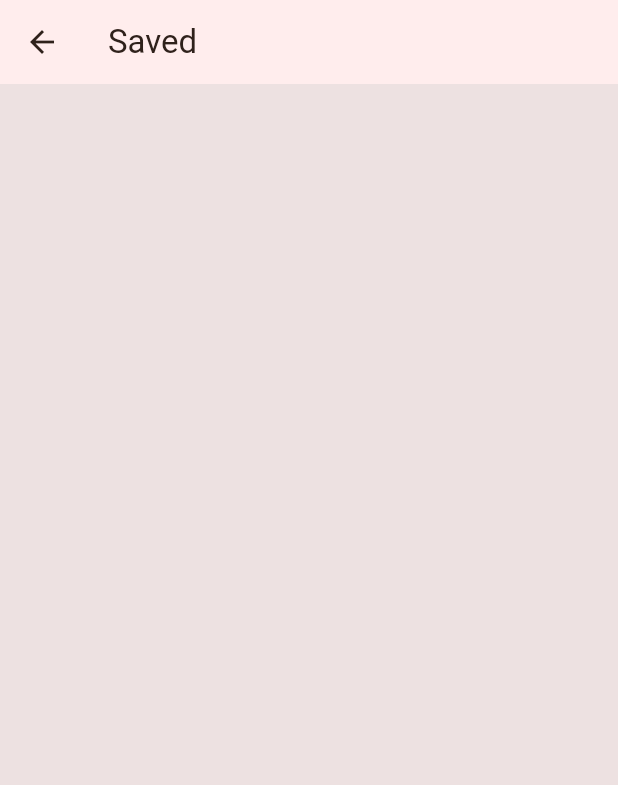
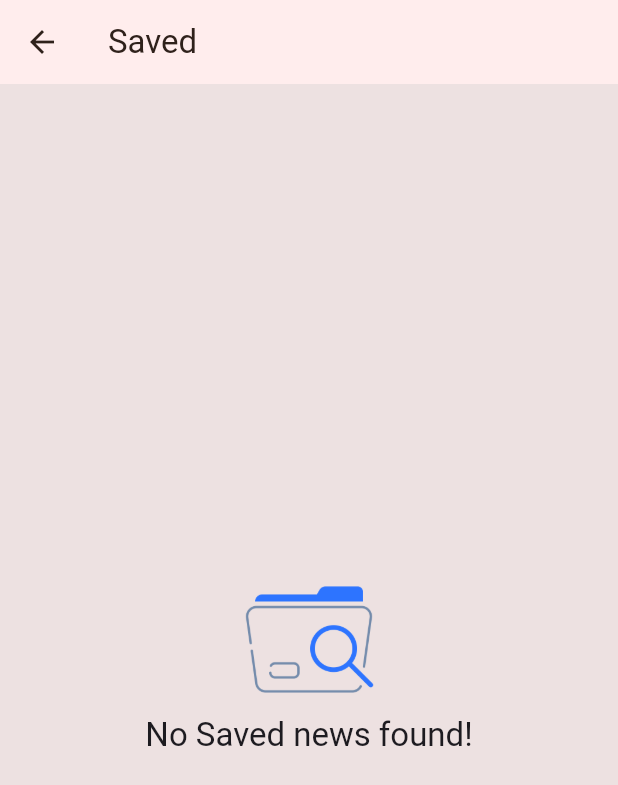
Before and after one commit to thisisprabhat/dailydose, a Flutter app: the FavouritesAndSavedPage screen opened directly, on a phone screen of 412 x 824 dp. Shown: the top 785 px of the screen. Run offline on Flutter 3.47's test engine with Material 2 defaults, Android fonts, the phone set to English and light mode, and no system bars; our stand-ins replace flutter_svg, flutter_zoom_drawer, shared_preferences; missing offline and left inert: flutter_share; accounts and stored records are empty; network calls fail.

Commit message:
Everything is working project completed

```diff
--- a/lib/main.dart
+++ b/lib/main.dart
@@ -1,3 +1,4 @@
+import 'package:dailydose/provider/saved_provider.dart';
 import 'package:flutter/material.dart';
 import 'package:dailydose/constants/themes.dart';
 import 'package:dailydose/provider/theme_provider.dart';
@@ -35,6 +36,7 @@ class _MyAppState extends State<MyApp> {
         ChangeNotifierProvider(create: (_) => ThemeProvider()),
         ChangeNotifierProvider(create: (_) => NewsProvider()),
         ChangeNotifierProvider(create: (_) => SearchProvider()),
+        ChangeNotifierProvider(create: (_) => SavedProvider()),
       ],
       builder: (context, child) {
         return MaterialApp(
--- a/lib/provider/saved_provider.dart
+++ b/lib/provider/saved_provider.dart
@@ -1,3 +1,44 @@
+import 'package:dailydose/models/daily_news.dart';
 import 'package:flutter/cupertino.dart';
+import '../repository/shared_pref_repo.dart';
 
-class SavedProvider extends ChangeNotifier {}
+class SavedProvider extends ChangeNotifier {
+  SavedProvider() {
+    SharedPrefRepo.getSaveForLaterNews().then((value) {
+      savedNews = value;
+    });
+    SharedPrefRepo.getFavouriteNews().then((value) {
+      favouriteNews = value;
+    });
+  }
+
+  //Saved news
+  List<DailyNewsArticles> savedNews = [];
+
+  set addToSaved(DailyNewsArticles news) {
+    savedNews.insert(0, news);
+    SharedPrefRepo.updateSaveForLaterNews(savedNews);
+    notifyListeners();
+  }
+
+  removeFromSaved(DailyNewsArticles news) {
+    savedNews.removeWhere((element) => element.url == news.url);
+    SharedPrefRepo.updateSaveForLaterNews(savedNews);
+    notifyListeners();
+  }
+
+  //Favourite news
+  List<DailyNewsArticles> favouriteNews = [];
+
+  set addToFavourite(DailyNewsArticles news) {
+    favouriteNews.insert(0, news);
+    SharedPrefRepo.updateFavouriteNews(favouriteNews);
+    notifyListeners();
+  }
+
+  removeFromFavourite(DailyNewsArticles news) {
+    favouriteNews.removeWhere((element) => element.url == news.url);
+    SharedPrefRepo.updateFavouriteNews(favouriteNews);
+    notifyListeners();
+  }
+}
--- a/lib/repository/get_daily_news_repo.dart
+++ b/lib/repository/get_daily_news_repo.dart
@@ -15,7 +15,8 @@ class NewsRepo {
       ColoredLog(news, name: "Response object");
       return news;
     } catch (e) {
-      AppExceptionHandler.handleExceptions(e, response?.statusCode);
+      ColoredLog.red(e);
+      return AppExceptionHandler.throwException(e, response?.statusCode);
     }
     ColoredLog.red(response?.body, name: "Get Http Request");
   }
--- a/lib/repository/shared_pref_repo.dart
+++ b/lib/repository/shared_pref_repo.dart
@@ -64,10 +64,13 @@ class SharedPrefRepo {
     }
   }
 
-  static Future updateFavouriteNews(DailyNews? dailyNews) async {
+  static Future updateFavouriteNews(List<DailyNewsArticles> news) async {
+    ColoredLog.green(news.length, name: "Favourite Items length");
     final SharedPreferences prefs = await SharedPreferences.getInstance();
     try {
-      await prefs.setString(_favouriteNews, dailyNews.toString()).then((value) {
+      await prefs
+          .setStringList(_favouriteNews, news.map((e) => e.toString()).toList())
+          .then((value) {
         return "List Updated";
       });
     } catch (e) {
@@ -77,13 +80,19 @@ class SharedPrefRepo {
   }
 
   static Future getFavouriteNews() async {
+    ColoredLog.green("Getting favourites News");
     final SharedPreferences prefs = await SharedPreferences.getInstance();
+    List<DailyNewsArticles> listOfFavouriteNews = [];
     try {
-      final newsString = prefs.getString(_favouriteNews);
-      if (newsString != null) {
-        return DailyNews.fromString(newsString);
+      List<String>? listInString = prefs.getStringList(_favouriteNews);
+      if (listInString != null) {
+        listOfFavouriteNews = listInString
+                .map((element) => DailyNewsArticles.fromString(element))
+                .toList() ??
+            [];
+        return listOfFavouriteNews;
       } else {
-        return DailyNews();
+        return [];
       }
     } catch (e) {
       ColoredLog.red(e, name: "Get Favourite News Shared Pref error");
@@ -91,29 +100,37 @@ class SharedPrefRepo {
     }
   }
 
-  static Future updateSaveForLaterNews(DailyNews? dailyNews) async {
+  static Future updateSaveForLaterNews(List<DailyNewsArticles> news) async {
+    ColoredLog.green(news.length, name: "Saved Items length");
     final SharedPreferences prefs = await SharedPreferences.getInstance();
     try {
-      await prefs.setString(_saveForLater, dailyNews.toString()).then((value) {
+      await prefs
+          .setStringList(_saveForLater, news.map((e) => e.toString()).toList())
+          .then((value) {
         return "List Updated";
       });
     } catch (e) {
-      ColoredLog.red(e, name: "updateSaveForLaterNews Shared Pref error");
+      ColoredLog.red(e, name: "UpdateSaveForLaterNews Shared Pref error");
       return e.toString();
     }
   }
 
   static Future getSaveForLaterNews() async {
     final SharedPreferences prefs = await SharedPreferences.getInstance();
+    List<DailyNewsArticles> listofSavedForLaterNews = [];
     try {
-      final newsString = prefs.getString(_saveForLater);
-      if (newsString != null) {
-        return DailyNews.fromString(newsString);
+      List<String>? listInString = prefs.getStringList(_saveForLater);
+      if (listInString != null) {
+        listofSavedForLaterNews = listInString
+                .map((element) => DailyNewsArticles.fromString(element))
+                .toList() ??
+            [];
+        return listofSavedForLaterNews;
       } else {
-        return DailyNews();
+        return [];
       }
     } catch (e) {
-      ColoredLog.red(e, name: "getSaveForLaterNews Shared Pref error");
+      ColoredLog.red(e, name: "Get SavedForLater News Shared Pref error");
       return e.toString();
     }
   }
--- a/lib/ui/favourites_and_saved/favourites_and_saved.dart
+++ b/lib/ui/favourites_and_saved/favourites_and_saved.dart
@@ -1,34 +1,95 @@
-import 'package:dailydose/provider/news_provider.dart';
+import 'package:dailydose/constants/values.dart';
+import 'package:dailydose/provider/saved_provider.dart';
 import 'package:flutter/material.dart';
 import 'package:provider/provider.dart';
 
-class FavouritesAndSavedPage extends StatefulWidget {
+import '../single_feed/single_feed_page.dart';
+
+class FavouritesAndSavedPage extends StatelessWidget {
   const FavouritesAndSavedPage({super.key, this.isSaved = false});
   final bool isSaved;
 
   @override
-  State<FavouritesAndSavedPage> createState() => _FavouritesAndSavedPageState();
-}
-
-class _FavouritesAndSavedPageState extends State<FavouritesAndSavedPage> {
-  @override
   Widget build(BuildContext context) {
-    final watch = context.watch<NewsProvider>();
-    final data = watch.dailyNews;
+    final watch = context.watch<SavedProvider>();
+    final data = isSaved ? watch.savedNews : watch.favouriteNews;
     return Scaffold(
       appBar: AppBar(
-        title: Text(widget.isSaved ? "Saved" : "Favourites"),
+        title: Text(isSaved ? "Saved" : "Favourites"),
       ),
-      body: ListView.builder(
-        itemCount: data?.articles?.length ?? 0,
+      body: data.isEmpty
+          ? SizedBox(
+              height: double.maxFinite,
+              width: double.maxFinite,
+              child: Column(
+                mainAxisAlignment: MainAxisAlignment.center,
+                crossAxisAlignment: CrossAxisAlignment.center,
+                children: [
+                  Image.asset(
+                    "assets/images/empty-folder.png",
+                    height: 100,
+                    width: 100,
+                  ),
+                  Text(
+                    "No ${isSaved ? "Saved" : "Favourite"} news found!",
+                    style: Theme.of(context).textTheme.titleLarge,
+                  )
+                ],
+              ),
+            )
+          : ListView.builder(
+              padding: const EdgeInsets.only(right: 12, left: 12, top: 10),
+              itemCount: data.length ?? 0,
               itemBuilder: (context, index) {
-          final news = data?.articles?[index];
-          return ListTile(
-            leading: Image.network(news?.image ?? ""),
+                final news = data[index];
+                return Container(
+                  margin: const EdgeInsets.symmetric(vertical: 4),
+                  padding: const EdgeInsets.symmetric(vertical: 8),
+                  decoration: BoxDecoration(
+                    color: Theme.of(context).colorScheme.surface,
+                    borderRadius: kBorderRadiusMedium,
+                  ),
+                  child: ListTile(
+                    onTap: () {
+                      Navigator.push(
+                        context,
+                        MaterialPageRoute(
+                          builder: (_) => SingleFeedPage(
+                            data: news,
+                          ),
+                        ),
+                      );
+                    },
+                    leading: Container(
+                      width: 80,
+                      decoration: BoxDecoration(
+                        borderRadius: kBorderRadiusMedium,
+                        color: Theme.of(context).colorScheme.background,
+                        image: DecorationImage(
+                          image: NetworkImage(news.image ?? ""),
+                          fit: BoxFit.fill,
+                        ),
+                      ),
+                      // child: Image.network(news?.image ?? ""),
+                    ),
                     title: Text(
-              news?.title ?? "",
+                      news.title ?? "",
                       overflow: TextOverflow.ellipsis,
+                      style: Theme.of(context).textTheme.bodyMedium,
                       maxLines: 3,
+                    ),
+                    trailing: IconButton(
+                      icon: const Icon(Icons.clear),
+                      onPressed: () {
+                        if (isSaved == true) {
+                          context.read<SavedProvider>().removeFromSaved(news);
+                        } else {
+                          context
+                              .read<SavedProvider>()
+                              .removeFromFavourite(news);
+                        }
+                      },
+                    ),
                   ),
                 );
               },
--- a/lib/ui/landing_page/landing_page.dart
+++ b/lib/ui/landing_page/landing_page.dart
@@ -5,7 +5,7 @@ import 'package:dailydose/ui/widgets/error_widget.dart';
 import 'package:flutter/material.dart';
 import 'package:provider/provider.dart';
 
-import 'components/feed.dart';
+import '../widgets/feed.dart';
 
 class LandingPage extends StatelessWidget {
   LandingPage({super.key, required this.onMenuPressed});
--- a/lib/ui/search_page/components/topics.dart
+++ b/lib/ui/search_page/components/topics.dart
@@ -34,9 +34,11 @@ class _TopicState extends State<Topic> {
           borderRadius: kBorderRadius,
           // onTap: () => widget.onSelect!(kListOfTopic[index]["name"]!),
           onTap: () {
+            final topic = kListOfTopic[index]["name"]!;
+            context.read<SearchProvider>().onTopicSelect = topic;
             context.read<SearchProvider>().searchNews(
                 context.read<NewsProvider>().urlWithoutTopic,
-                topic: "&topic=${kListOfTopic[index]["name"]!}");
+                topic: "&topic=$topic");
           },
           child: AnimatedOpacity(
             duration: Duration(milliseconds: 200 * index),
```
Also changed, not shown: lib/models/daily_news.dart (+17 -0 lines), lib/provider/news_provider.dart (+15 -12 lines), lib/provider/search_provider.dart (+19 -12 lines), lib/ui/search_page/components/search_results.dart (+12 -1 lines), lib/ui/single_feed/single_feed_page.dart (added, +23 -0 lines), lib/ui/widgets/feed.dart (renamed from lib/ui/landing_page/components/feed.dart, +72 -33 lines), lib/utils/app_exception.dart (+20 -15 lines), pubspec.yaml (+0 -42 lines), assets/images/empty-folder.png (added), assets/images/name.png (deleted), pubspec.lock, 1 other file. Lines whose indentation alone changed are shown as unchanged.
